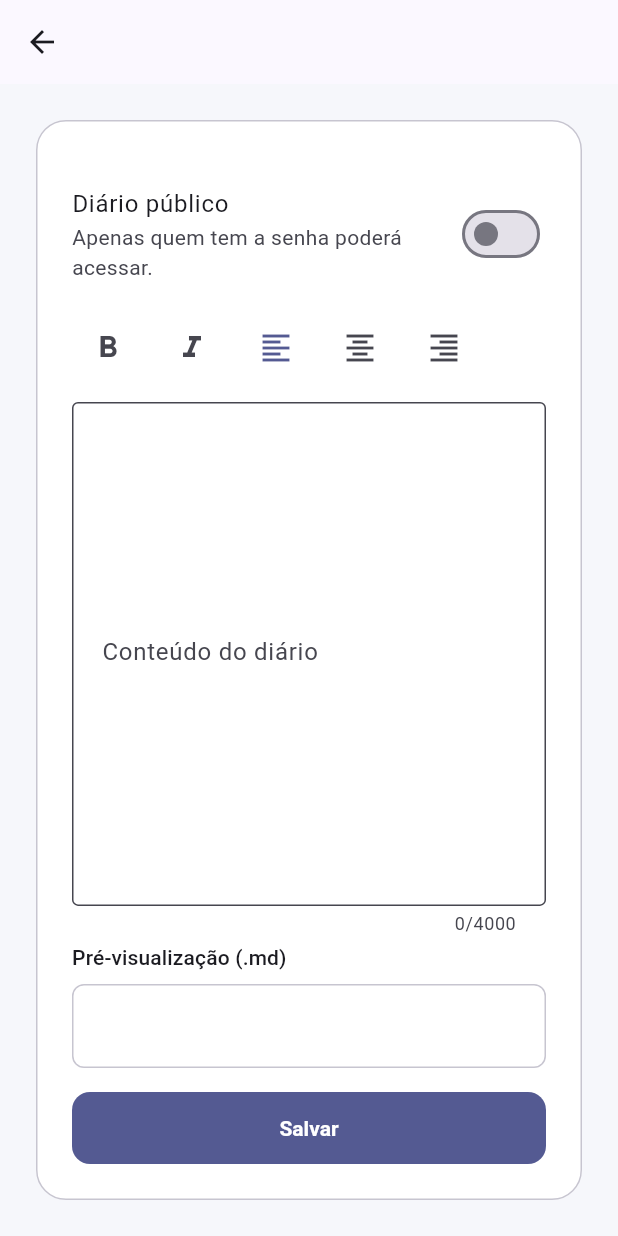
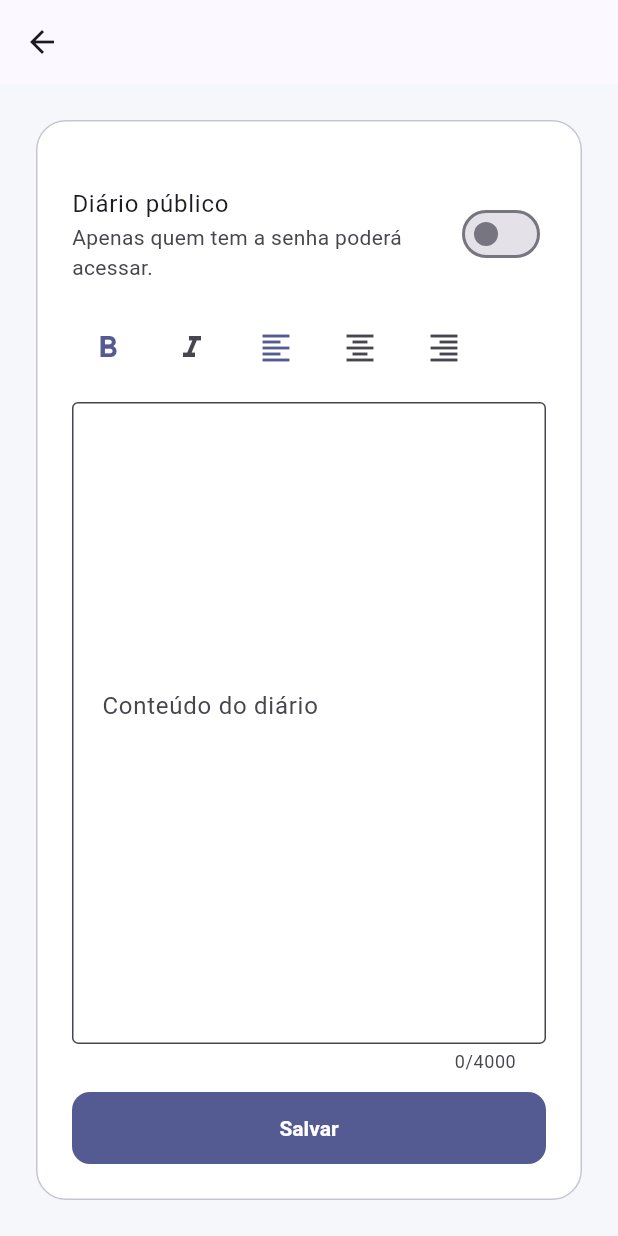
Before and after one commit to phferreira/my_diary, a Flutter app: the DiaryEditorPage screen opened directly with empty values, after a tap on the "format bold" icon, on a phone screen of 412 x 824 dp. Run offline on Flutter 3.47's test engine with Material 3 defaults, Android fonts, the phone set to English and light mode, and no system bars; our stand-ins replace package_info_plus, supabase_flutter; accounts and stored records are empty.

Commit message:
fix(editor): renderizar formatação sem exibir markdown

```diff
--- a/lib/core/constants/app_strings.dart
+++ b/lib/core/constants/app_strings.dart
@@ -49,5 +49,4 @@ class AppStrings {
   static const String alignLeftTooltip = 'Alinhar à esquerda';
   static const String alignCenterTooltip = 'Centralizar';
   static const String alignRightTooltip = 'Alinhar à direita';
-  static const String markdownPreviewLabel = 'Pré-visualização (.md)';
 }
--- a/lib/ui/pages/diary_editor_page.dart
+++ b/lib/ui/pages/diary_editor_page.dart
@@ -27,26 +27,24 @@ class _DiaryEditorPageState extends State<DiaryEditorPage> {
   late final TextEditingController _contentController;
 
   TextAlign _textAlign = TextAlign.left;
+  bool _isBold = false;
+  bool _isItalic = false;
   bool _isPublic = false;
   bool _isUpdatingAccess = false;
 
   @override
   void initState() {
     super.initState();
-    _contentController = TextEditingController(text: widget.diary.content);
-    _contentController.addListener(_onContentChanged);
+    final initialState = _parseStoredMarkdown(widget.diary.content);
+    _textAlign = initialState.textAlign;
+    _isBold = initialState.isBold;
+    _isItalic = initialState.isItalic;
+    _contentController = TextEditingController(text: initialState.content);
     _isPublic = widget.diary.isPublic;
-  }
-
-  void _onContentChanged() {
-    if (mounted) {
-      setState(() {});
-    }
   }
 
   @override
   void dispose() {
-    _contentController.removeListener(_onContentChanged);
     _contentController.dispose();
     super.dispose();
   }
@@ -69,14 +67,69 @@ class _DiaryEditorPageState extends State<DiaryEditorPage> {
   }
 
   String _buildMarkdownContent() {
-    final content = _contentController.text;
-    final alignTag = _markdownAlignTag(_textAlign);
-
-    if (alignTag == null || content.trim().isEmpty) {
+    var content = _contentController.text;
+    if (content.trim().isEmpty) {
       return content;
     }
 
-    return '<div align="$alignTag">\n\n$content\n\n</div>';
+    if (_isBold) {
+      content = '**$content**';
+    }
+
+    if (_isItalic) {
+      content = '*$content*';
+    }
+
+    final alignTag = _markdownAlignTag(_textAlign);
+    if (alignTag != null) {
+      content = '<div align="$alignTag">\n\n$content\n\n</div>';
+    }
+
+    return content;
+  }
+
+  _EditorInitialState _parseStoredMarkdown(String content) {
+    var parsedContent = content.trim();
+    var textAlign = TextAlign.left;
+    var isBold = false;
+    var isItalic = false;
+
+    final alignMatch = RegExp(
+      r'^<div align="(left|center|right)">\s*([\s\S]*?)\s*</div>$',
+      caseSensitive: false,
+    ).firstMatch(parsedContent);
+
+    if (alignMatch != null) {
+      textAlign = _textAlignFromTag((alignMatch.group(1) ?? 'left'));
+      parsedContent = (alignMatch.group(2) ?? '').trim();
+    }
+
+    if (_isWrappedBy(parsedContent, '**')) {
+      isBold = true;
+      parsedContent = _unwrapMarker(parsedContent, '**');
+    }
+
+    if (_isWrappedBy(parsedContent, '*')) {
+      isItalic = true;
+      parsedContent = _unwrapMarker(parsedContent, '*');
+    }
+
+    return _EditorInitialState(
+      content: parsedContent,
+      textAlign: textAlign,
+      isBold: isBold,
+      isItalic: isItalic,
+    );
+  }
+
+  bool _isWrappedBy(String content, String marker) {
+    return content.startsWith(marker) &&
+        content.endsWith(marker) &&
+        content.length > marker.length * 2;
+  }
+
+  String _unwrapMarker(String content, String marker) {
+    return content.substring(marker.length, content.length - marker.length);
   }
 
   String? _markdownAlignTag(TextAlign align) {
@@ -85,6 +138,14 @@ class _DiaryEditorPageState extends State<DiaryEditorPage> {
       TextAlign.center => 'center',
       TextAlign.right || TextAlign.end => 'right',
       _ => null,
+    };
+  }
+
+  TextAlign _textAlignFromTag(String alignTag) {
+    return switch (alignTag.toLowerCase()) {
+      'center' => TextAlign.center,
+      'right' => TextAlign.right,
+      _ => TextAlign.left,
     };
   }
 
@@ -230,13 +291,15 @@ class _DiaryEditorPageState extends State<DiaryEditorPage> {
 
                     if (password.length < 4) {
                       setState(
-                          () => errorMessage = AppStrings.passwordMinLength);
+                        () => errorMessage = AppStrings.passwordMinLength,
+                      );
                       return;
                     }
 
                     if (password != confirmation) {
                       setState(
-                          () => errorMessage = AppStrings.passwordsDontMatch);
+                        () => errorMessage = AppStrings.passwordsDontMatch,
+                      );
                       return;
                     }
 
@@ -255,69 +318,6 @@ class _DiaryEditorPageState extends State<DiaryEditorPage> {
     confirmController.dispose();
 
     return result;
-  }
-
-  void _applyMarkdownMarker(String marker) {
-    final text = _contentController.text;
-    final selection = _contentController.selection;
-
-    if (!selection.isValid || text.isEmpty) {
-      return;
-    }
-
-    final targetSelection = selection.isCollapsed
-        ? _expandToCurrentWord(text, selection.start)
-        : selection;
-
-    if (!targetSelection.isValid ||
-        targetSelection.start == targetSelection.end) {
-      return;
-    }
-
-    final selectedText =
-        text.substring(targetSelection.start, targetSelection.end);
-    final wrappedText = selectedText.startsWith(marker) &&
-            selectedText.endsWith(marker) &&
-            selectedText.length > marker.length * 2
-        ? selectedText.substring(
-            marker.length, selectedText.length - marker.length)
-        : '$marker$selectedText$marker';
-
-    final updatedText = text.replaceRange(
-      targetSelection.start,
-      targetSelection.end,
-      wrappedText,
-    );
-
-    _contentController.value = TextEditingValue(
-      text: updatedText,
-      selection: TextSelection.collapsed(
-        offset: targetSelection.start + wrappedText.length,
-      ),
-    );
-  }
-
-  TextSelection _expandToCurrentWord(String text, int cursorPosition) {
-    if (cursorPosition < 0 || cursorPosition > text.length) {
-      return const TextSelection.collapsed(offset: -1);
-    }
-
-    var start = cursorPosition;
-    var end = cursorPosition;
-
-    while (start > 0 && !_isWordBoundary(text[start - 1])) {
-      start--;
-    }
-
-    while (end < text.length && !_isWordBoundary(text[end])) {
-      end++;
-    }
-
-    return TextSelection(baseOffset: start, extentOffset: end);
-  }
-
-  bool _isWordBoundary(String char) {
-    return RegExp(r'\s').hasMatch(char);
   }
 
   @override
@@ -356,13 +356,23 @@ class _DiaryEditorPageState extends State<DiaryEditorPage> {
                   children: <Widget>[
                     IconButton(
                       tooltip: AppStrings.markdownBoldTooltip,
-                      onPressed: () => _applyMarkdownMarker('**'),
-                      icon: const Icon(Icons.format_bold),
+                      onPressed: () => setState(() => _isBold = !_isBold),
+                      icon: Icon(
+                        Icons.format_bold,
+                        color: _isBold
+                            ? Theme.of(context).colorScheme.primary
+                            : null,
+                      ),
                     ),
                     IconButton(
                       tooltip: AppStrings.markdownItalicTooltip,
-                      onPressed: () => _applyMarkdownMarker('*'),
-                      icon: const Icon(Icons.format_italic),
+                      onPressed: () => setState(() => _isItalic = !_isItalic),
+                      icon: Icon(
+                        Icons.format_italic,
+                        color: _isItalic
+                            ? Theme.of(context).colorScheme.primary
+                            : null,
+                      ),
                     ),
                     IconButton(
                       tooltip: AppStrings.alignLeftTooltip,
@@ -411,6 +421,8 @@ class _DiaryEditorPageState extends State<DiaryEditorPage> {
                     style: TextStyle(
                       fontSize: isCompact ? 14 : 16,
                       height: 1.4,
+                      fontWeight: _isBold ? FontWeight.w700 : FontWeight.w400,
+                      fontStyle: _isItalic ? FontStyle.italic : FontStyle.normal,
                     ),
                     inputFormatters: <TextInputFormatter>[
                       LengthLimitingTextInputFormatter(4000),
@@ -420,30 +432,6 @@ class _DiaryEditorPageState extends State<DiaryEditorPage> {
                       labelText: AppStrings.diaryEditorContentLabel,
                       hintText: AppStrings.diaryEditorContentHint,
                       alignLabelWithHint: true,
-                    ),
-                  ),
-                ),
-                const SizedBox(height: 8),
-                Text(
-                  AppStrings.markdownPreviewLabel,
-                  style: Theme.of(context).textTheme.labelLarge,
-                ),
-                const SizedBox(height: 8),
-                Container(
-                  constraints: const BoxConstraints(minHeight: 56),
-                  padding: const EdgeInsets.all(12),
-                  decoration: BoxDecoration(
-                    border: Border.all(
-                      color: Theme.of(context).colorScheme.outlineVariant,
-                    ),
-                    borderRadius: BorderRadius.circular(8),
-                  ),
-                  child: Text(
-                    _contentController.text,
-                    textAlign: _textAlign,
-                    style: TextStyle(
-                      fontSize: isCompact ? 14 : 16,
-                      height: 1.4,
                     ),
                   ),
                 ),
@@ -466,3 +454,17 @@ class _DiaryEditorPageState extends State<DiaryEditorPage> {
     );
   }
 }
+
+class _EditorInitialState {
+  const _EditorInitialState({
+    required this.content,
+    required this.textAlign,
+    required this.isBold,
+    required this.isItalic,
+  });
+
+  final String content;
+  final TextAlign textAlign;
+  final bool isBold;
+  final bool isItalic;
+}
```
